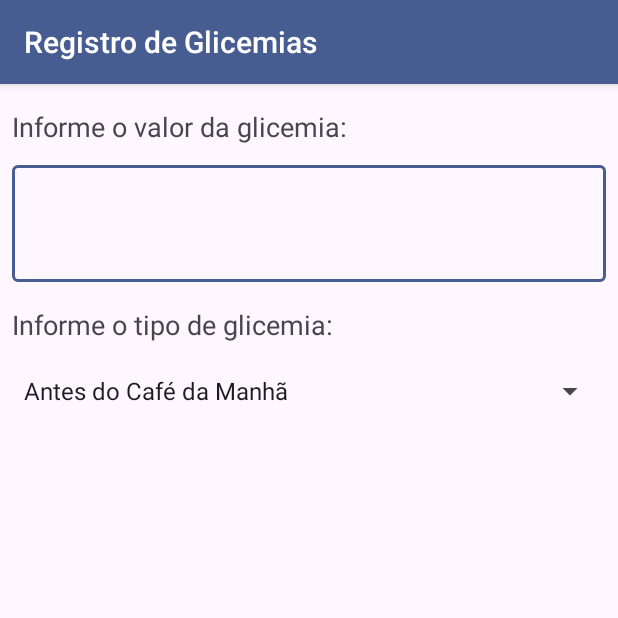
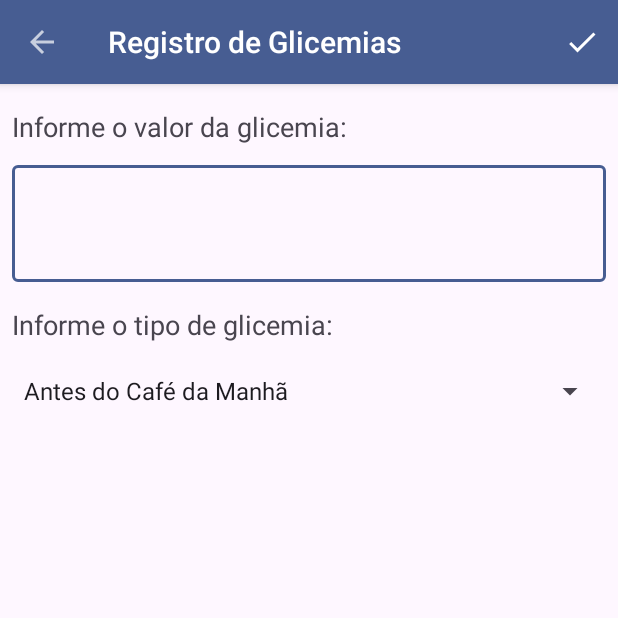
Before and after one commit to FerreirinhaJean/app-register-hgt, an Android app: the CurrentRegisterActivity screen opened directly, with no data from a screen before it, on a phone screen of 412 x 824 dp, the top half of it. Run offline under Robolectric (Android 15) with nearby library versions, the phone set to English and light mode, and no system bars; Roboto replaces fonts that are not available here.

Commit message:
Criação dos menus no formulario de registro atual

```diff
--- a/app/src/main/java/br/com/jean/registerhgt/ui/activity/CurrentRegisterActivity.java
+++ b/app/src/main/java/br/com/jean/registerhgt/ui/activity/CurrentRegisterActivity.java
@@ -1,12 +1,13 @@
 package br.com.jean.registerhgt.ui.activity;
 
-import androidx.appcompat.app.AppCompatActivity;
-
 import android.os.Bundle;
+import android.view.Menu;
+import android.view.MenuItem;
 import android.widget.ArrayAdapter;
 import android.widget.Spinner;
 
-import java.util.Arrays;
+import androidx.annotation.NonNull;
+import androidx.appcompat.app.AppCompatActivity;
 
 import br.com.jean.registerhgt.R;
 
@@ -14,11 +15,12 @@ public class CurrentRegisterActivity extends AppCompatActivity {
 
     private Spinner tipoGlicemia;
 
-
     @Override
     protected void onCreate(Bundle savedInstanceState) {
         super.onCreate(savedInstanceState);
         setContentView(R.layout.activity_current_register);
+        getSupportActionBar().setHomeButtonEnabled(true);
+        getSupportActionBar().setDisplayHomeAsUpEnabled(true);
 
         tipoGlicemia = findViewById(R.id.activity_current_register_tipo_glicemia);
 
@@ -29,4 +31,25 @@ public class CurrentRegisterActivity extends AppCompatActivity {
         tipoGlicemia.setAdapter(adapter);
 
     }
+
+    @Override
+    public boolean onCreateOptionsMenu(Menu menu) {
+        getMenuInflater().inflate(R.menu.menu_current_activity, menu);
+
+        return super.onCreateOptionsMenu(menu);
+    }
+
+    @Override
+    public boolean onOptionsItemSelected(@NonNull MenuItem item) {
+        if (item.getItemId() == R.id.menu_current_activity_salvar) {
+            finish();
+        }
+        return super.onOptionsItemSelected(item);
+    }
+
+    @Override
+    public boolean onSupportNavigateUp() {
+        finish();
+        return true;
+    }
 }
--- /dev/null
+++ b/app/src/main/res/drawable/ic_check.xml
@@ -0,0 +1,5 @@
+<vector android:height="24dp" android:tint="#FFFFFF"
+    android:viewportHeight="24" android:viewportWidth="24"
+    android:width="24dp" xmlns:android="http://schemas.android.com/apk/res/android">
+    <path android:fillColor="@android:color/white" android:pathData="M9,16.17L4.83,12l-1.42,1.41L9,19 21,7l-1.41,-1.41z"/>
+</vector>
--- /dev/null
+++ b/app/src/main/res/menu/menu_current_activity.xml
@@ -0,0 +1,11 @@
+<?xml version="1.0" encoding="utf-8"?>
+<menu xmlns:android="http://schemas.android.com/apk/res/android"
+    xmlns:app="http://schemas.android.com/apk/res-auto">
+
+    <item
+        android:contentDescription="@string/salvar_registro"
+        android:icon="@drawable/ic_check"
+        android:id="@+id/menu_current_activity_salvar"
+        android:title="@string/salvar"
+        app:showAsAction="always" />
+</menu>
--- a/app/src/main/res/values/strings.xml
+++ b/app/src/main/res/values/strings.xml
@@ -6,4 +6,6 @@
     <string name="glicemia_passada">Glicemia Passada</string>
     <string name="informe_o_valor_da_glicemia">Informe o valor da glicemia:</string>
     <string name="informe_o_tipo_de_glicemia">Informe o tipo de glicemia:</string>
+    <string name="salvar_registro">Salvar Registro</string>
+    <string name="salvar">Salvar</string>
 </resources>
```
Also changed, not shown: app/src/main/java/br/com/jean/registerhgt/ui/activity/MainActivity.java (+30 -17 lines).
